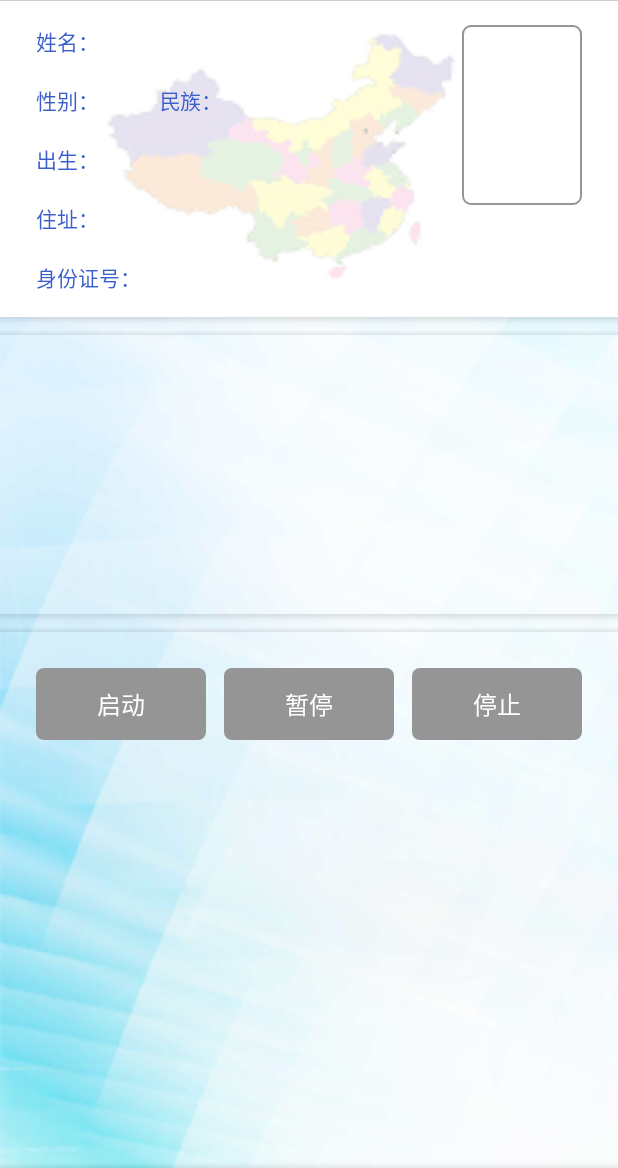
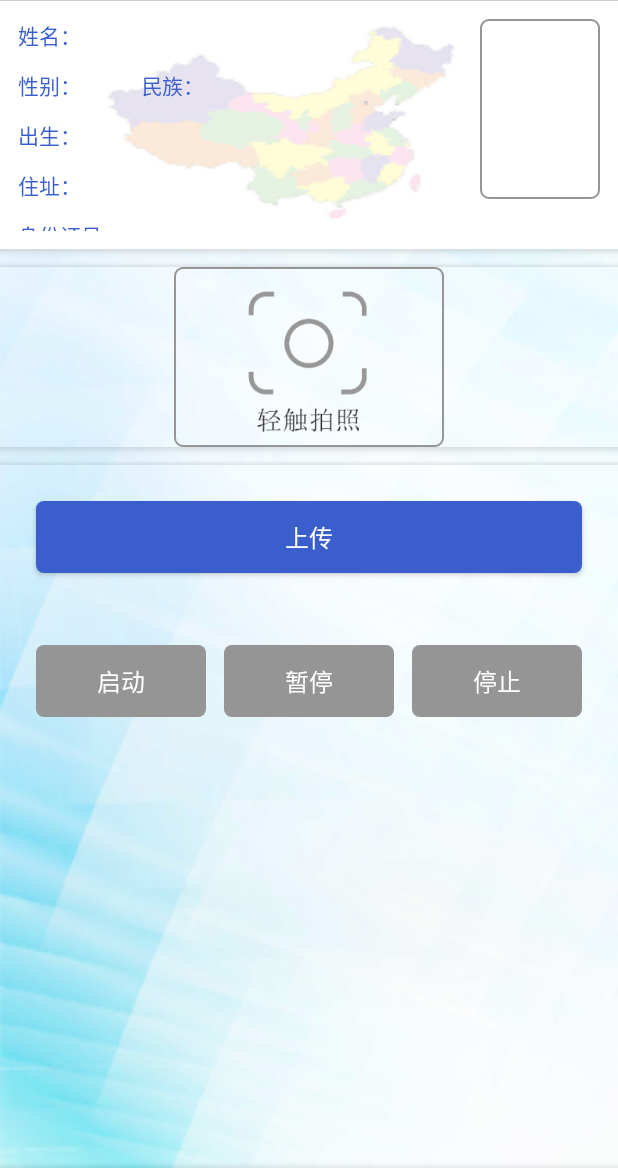
Before and after one commit to jackyflame/HouspitalScaner, an Android app: the screen it shows after launch (MainActivity), on a phone screen of 412 x 824 dp, the part 68-1236 px from its top. Run offline under Robolectric (Android 15) with nearby library versions, the phone set to English and light mode, and no system bars; our stand-ins replace RxJava, data binding; libraries missing offline, so code that uses them is left out: com.alibaba.fastjson; 6 statements that could not run were skipped.

Commit message:
更新业务，增加拍照上传功能，上传记录改为手动上传； 更新版本号；

```diff
--- a/app/src/main/java/com/jf/houspitalscaner/net/service/UserService.java
+++ b/app/src/main/java/com/jf/houspitalscaner/net/service/UserService.java
@@ -46,7 +46,9 @@ public interface UserService {
     Observable<Response<RespEntity<String>>> record(@Query(value = "name") String name, @Query(value = "idcard") String idcard
                                                     ,@Query(value = "sex") String sex, @Query(value = "birthday") String birthday
                                                     ,@Query(value = "nation") String nation, @Query(value = "address") String address
-                                                    ,@Query(value = "hospital") String hospital, @Query(value = "idcardPhotoId") String idcardPhotoId);
+                                                    ,@Query(value = "hospital") String hospital
+                                                    ,@Query(value = "idcardPhotoId") String idcardPhotoId
+                                                    ,@Query(value = "scenePhotoId") String scenePhotoId);
 
     /**
      * 上传头像
--- a/app/src/main/java/com/jf/houspitalscaner/net/worker/UserWorker.java
+++ b/app/src/main/java/com/jf/houspitalscaner/net/worker/UserWorker.java
@@ -37,12 +37,13 @@ public class UserWorker extends BaseWorker {
 
     public void record(IDInfor idInfor, ReqCallback<String> callback){
         record(idInfor.getName(),idInfor.getNum(),idInfor.getSex(),idInfor.getBirthday(),
-                idInfor.getNation(),idInfor.getAddress(),idInfor.getHospital(),idInfor.getHeaderImg(),callback);
+                idInfor.getNation(),idInfor.getAddress(),idInfor.getHospital(),idInfor.getHeaderImg(),
+                idInfor.getTakePic(),callback);
     }
 
     public void record(String name,String idcard,String sex,String birthday,String nation,
-                       String address,String hospital,String idcardPhotoId,ReqCallback<String> callback){
-        defaultCall(userService.record(name,idcard,sex,birthday,nation,address,hospital,idcardPhotoId),callback);
+                       String address,String hospital,String idcardPhotoId,String scenePhotoId,ReqCallback<String> callback){
+        defaultCall(userService.record(name,idcard,sex,birthday,nation,address,hospital,idcardPhotoId,scenePhotoId),callback);
     }
 
     public void uploadPhoto(String filePath,ReqCallback<ImageEntity> callback){
--- a/app/src/main/java/com/jf/houspitalscaner/ui/MainActivity.java
+++ b/app/src/main/java/com/jf/houspitalscaner/ui/MainActivity.java
@@ -1,6 +1,9 @@
 package com.jf.houspitalscaner.ui;
 
 import android.content.DialogInterface;
+import android.content.Intent;
+import android.graphics.Bitmap;
+import android.graphics.BitmapFactory;
 import android.os.Handler;
 import android.os.Message;
 import android.support.v7.app.AlertDialog;
@@ -9,18 +12,27 @@ import android.view.MenuItem;
 import android.widget.EditText;
 import android.widget.ImageView;
 
+import com.haozi.baselibrary.utils.BitmapUtils;
 import com.haozi.baselibrary.utils.StringUtil;
+import com.haozi.baselibrary.utils.SystemUtil;
 import com.haozi.baselibrary.utils.ViewUtils;
 import com.jf.houspitalscaner.R;
 import com.jf.houspitalscaner.databinding.ActivityMainBinding;
 import com.jf.houspitalscaner.vm.MainVM;
 import com.routon.idr.idrinterface.readcard.ReadType;
 
+import java.io.File;
+
 public class MainActivity extends BaseReadCardActivity<ActivityMainBinding,MainVM> {
 
     private ImageView headerImg;
     private Handler mHanlder;
+    private ImageView img_takepic;
     public static final int HANDLER_DISMISS = 4000;
+    /**拍摄图片*/
+    public static final int INPUT_CONTENT_TACKPIC = 1002;
+    /**添加图片*/
+    public static final int INPUT_CONTENT_ADDPIC = 1003;
 
     @Override
     protected void initView() {
@@ -30,6 +42,7 @@ public class MainActivity extends BaseReadCardActivity<ActivityMainBinding,MainV
         mButtonStop = findViewById(R.id.mButtonStop);
         mButtonStart = findViewById(R.id.mButtonStart);
         headerImg = findViewById(R.id.img_header);
+        img_takepic = mBinding.imgTakepic;
         //初始化按钮
         super.initView();
 
@@ -101,10 +114,12 @@ public class MainActivity extends BaseReadCardActivity<ActivityMainBinding,MainV
         }else{
             viewModel.setIdInfor(mBCardInfo);
         }
+        cleanPic();
     }
 
     public void cleanPic() {
         //headerImg.setImageDrawable(null);
+        img_takepic.setImageResource(R.mipmap.ic_takephoto);
     }
 
     public void postDelayDialogDissmiss() {
@@ -112,4 +127,32 @@ public class MainActivity extends BaseReadCardActivity<ActivityMainBinding,MainV
             mHanlder.sendEmptyMessageDelayed(HANDLER_DISMISS,5000);
         }
     }
+
+    @Override
+    public void onActivityResult(int requestCode, int resultCode, Intent data) {
+        //检查返回结果状态
+        if(requestCode == INPUT_CONTENT_TACKPIC || requestCode == INPUT_CONTENT_ADDPIC ){
+            //返回图片处理方式
+            if(resultCode == RESULT_OK){
+                switch (requestCode) {
+                    case INPUT_CONTENT_TACKPIC:
+                        //得到图片
+                        File pic = SystemUtil.getTakePicFile();
+                        //viewModel.uploadHeaderImage(pic);
+                        Bitmap bitmap = BitmapUtils.getScaleBitmap(pic.getPath(),800,600);
+                        img_takepic.setImageBitmap(bitmap);
+                        viewModel.uploadImage(pic);
+                        break;
+                    case INPUT_CONTENT_ADDPIC:
+                        //得到图片
+                        pic = SystemUtil.getAddPicFile(data);
+                        //viewModel.uploadHeaderImage(pic);
+                        bitmap = BitmapFactory.decodeFile(pic.getPath());
+                        img_takepic.setImageBitmap(bitmap);
+                        viewModel.uploadImage(pic);
+                        break;
+                }
+            }
+        }
+    }
 }
--- a/app/src/main/java/com/jf/houspitalscaner/vm/MainVM.java
+++ b/app/src/main/java/com/jf/houspitalscaner/vm/MainVM.java
@@ -16,6 +16,7 @@ import com.haozi.baselibrary.net.retrofit.ReqCallback;
 import com.haozi.baselibrary.utils.BitmapUtils;
 import com.haozi.baselibrary.utils.FileUtil;
 import com.haozi.baselibrary.utils.StringUtil;
+import com.haozi.baselibrary.utils.SystemUtil;
 import com.haozi.baselibrary.utils.ViewUtils;
 import com.jf.houspitalscaner.BR;
 import com.jf.houspitalscaner.R;
@@ -26,6 +27,8 @@ import com.jf.houspitalscaner.net.entity.ImageEntity;
 import com.jf.houspitalscaner.ui.MainActivity;
 import com.jf.scanerlib.ClientReadCardActivity;
 import com.routon.idr.idrinterface.readcard.BCardInfo;
+
+import java.io.File;
 
 
 /**
@@ -53,14 +56,6 @@ public class MainVM extends BaseVM<UserPresent> {
             this.idInfor = null;
         }else{
             this.idInfor = new IDInfor(idInforNew);
-//            idInfor.setName("张三");
-//            idInfor.setNum("510622198805052211");
-//            idInfor.setSex("男");
-//            idInfor.setNation("汉族");
-//            idInfor.setAddress("四川省成都市成华区将军路223号");
-//            idInfor.setBirthday("1988年8月12号");
-//            Bitmap bmp= BitmapFactory.decodeResource(activity.getResources(), R.mipmap.ic_launcher);
-//            idInfor.setBmps(bmp);
             uploadIdHeader();
         }
         notifyPropertyChanged(BR.idInfor);
@@ -75,8 +70,11 @@ public class MainVM extends BaseVM<UserPresent> {
     }
 
     public void onScanClick(View view){
-        Intent intent = new Intent(activity,ClientReadCardActivity.class);
-        activity.startActivity(intent);
+        uploadScanInfo();
+    }
+
+    public void onImageTakeClick(View view){
+        SystemUtil.takePicture(activity,activity.INPUT_CONTENT_TACKPIC);
     }
 
     public void uploadIdHeader(){
@@ -95,7 +93,7 @@ public class MainVM extends BaseVM<UserPresent> {
                 public void onNetResp(ImageEntity response) {
                     if(response != null && !StringUtil.isEmpty(response.getId()) && idInfor != null){
                         idInfor.setHeaderImg(response.getId());
-                        uploadScanInfo();
+                        //uploadScanInfo();
                     }else{
                         activity.dismissProgressDialog();
                         ViewUtils.Toast(activity,"上传身份证头像失败，请重新扫描身份证上传");
@@ -113,6 +111,10 @@ public class MainVM extends BaseVM<UserPresent> {
     private void uploadScanInfo(){
         if(idInfor == null){
             ViewUtils.Toast(activity,"请重新扫描身份证");
+            return;
+        }
+        if(StringUtil.isEmpty(idInfor.getHeaderImg())){
+            ViewUtils.Toast(activity,"上传身份证头像失败，请重新扫描身份证上传");
             return;
         }
         mPrensent.record(idInfor, new ReqCallback<String>() {
@@ -137,6 +139,28 @@ public class MainVM extends BaseVM<UserPresent> {
         });
     }
 
+    public void uploadImage(File pic) {
+        mPrensent.uploadPhoto(pic, new ReqCallback<ImageEntity>() {
+            @Override
+            public void onReqStart() {
+                activity.showProgressDialog();
+            }
+            @Override
+            public void onNetResp(ImageEntity response) {
+                activity.dismissProgressDialog();
+                if(idInfor != null && response != null){
+                    idInfor.setTakePic(response.getId());
+                }
+            }
+            @Override
+            public void onReqError(HttpEvent httpEvent) {
+                activity.dismissProgressDialog();
+                ViewUtils.Toast(activity,"上传失败："+httpEvent.getMessage());
+                activity.cleanPic();
+            }
+        });
+    }
+
     public void dismissDialog(){
         if(msgDialog != null && msgDialog.isShowing()){
             msgDialog.dismiss();
--- a/app/src/main/res/layout/activity_main.xml
+++ b/app/src/main/res/layout/activity_main.xml
@@ -21,25 +21,29 @@
             <!--身份证信息-->
             <RelativeLayout
                 android:layout_width="match_parent"
-                android:layout_height="wrap_content"
+                android:layout_height="165dp"
                 android:background="@mipmap/bg_idcard"
-                android:paddingBottom="@dimen/padding_xl"
-                android:paddingLeft="@dimen/padding_xxl"
-                android:paddingRight="@dimen/padding_xxl"
-                android:paddingTop="@dimen/padding_xl">
+                android:paddingBottom="@dimen/padding_l"
+                android:paddingLeft="@dimen/padding_l"
+                android:paddingRight="@dimen/padding_l"
+                android:paddingTop="@dimen/padding_l">
 
                 <!--姓名-->
                 <TextView
                     android:id="@+id/txv_lable_name"
                     style="@style/lab_title_blue"
                     android:layout_alignParentLeft="true"
-                    android:text="@string/lable_name" />
+                    android:text="@string/lable_name"
+                    android:layout_width="wrap_content"
+                    android:layout_height="wrap_content" />
 
                 <TextView
                     style="@style/lab_value_black"
                     android:layout_alignBaseline="@+id/txv_lable_name"
-                    android:layout_toRightOf="@+id/txv_lable_name"
-                    android:text="@{viewModel.idInfor.name}" />
+                    android:layout_toEndOf="@+id/txv_lable_name"
+                    android:text="@{viewModel.idInfor.name}"
+                    android:layout_width="wrap_content"
+                    android:layout_height="wrap_content" />
 
                 <!--头像-->
                 <ImageView
@@ -57,15 +61,19 @@
                     style="@style/lab_title_blue"
                     android:layout_alignParentLeft="true"
                     android:layout_below="@+id/txv_lable_name"
-                    android:layout_marginTop="@dimen/idcard_row_pading"
-                    android:text="@string/lable_sex" />
+                    android:layout_marginTop="@dimen/padding_l"
+                    android:text="@string/lable_sex"
+                    android:layout_width="wrap_content"
+                    android:layout_height="wrap_content" />
 
                 <TextView
                     android:id="@+id/txv_sex"
                     style="@style/lab_value_black"
                     android:layout_alignBaseline="@+id/txv_lable_sex"
-                    android:layout_toRightOf="@+id/txv_lable_sex"
-                    android:text="@{viewModel.idInfor.sex}" />
+                    android:layout_toEndOf="@+id/txv_lable_sex"
+                    android:text="@{viewModel.idInfor.sex}"
+                    android:layout_width="wrap_content"
+                    android:layout_height="wrap_content" />
 
                 <!--民族-->
                 <TextView
@@ -74,14 +82,18 @@
                     android:layout_alignBaseline="@+id/txv_lable_sex"
                     android:layout_marginLeft="40dp"
                     android:layout_toRightOf="@+id/txv_sex"
-                    android:text="@string/lable_nation" />
+                    android:text="@string/lable_nation"
+                    android:layout_width="wrap_content"
+                    android:layout_height="wrap_content" />
 
                 <TextView
                     android:id="@+id/txv_nation"
                     style="@style/lab_value_black"
                     android:layout_alignBaseline="@+id/txv_lable_nation"
-                    android:layout_toRightOf="@+id/txv_lable_nation"
-                    android:text="@{viewModel.idInfor.nation}" />
+                    android:text="@{viewModel.idInfor.nation}"
+                    android:layout_toEndOf="@+id/txv_lable_nation"
+                    android:layout_width="wrap_content"
+                    android:layout_height="wrap_content" />
 
                 <!--出生-->
                 <TextView
@@ -89,14 +101,18 @@
                     style="@style/lab_title_blue"
                     android:layout_alignParentLeft="true"
                     android:layout_below="@+id/txv_lable_sex"
-                    android:layout_marginTop="@dimen/idcard_row_pading"
-                    android:text="@string/lable_born" />
+                    android:layout_marginTop="@dimen/padding_l"
+                    android:text="@string/lable_born"
+                    android:layout_width="wrap_content"
+                    android:layout_height="wrap_content" />
 
                 <TextView
                     style="@style/lab_value_black"
                     android:layout_alignBaseline="@+id/txv_lable_born"
-                    android:layout_toRightOf="@+id/txv_lable_born"
-                    android:text="@{viewModel.idInfor.birthday}" />
+                    android:layout_toEndOf="@+id/txv_lable_born"
+                    android:text="@{viewModel.idInfor.birthday}"
+                    android:layout_width="wrap_content"
+                    android:layout_height="wrap_content" />
 
                 <!--住址-->
                 <LinearLayout
@@ -104,46 +120,45 @@
                     android:layout_alignParentLeft="true"
                     android:layout_below="@+id/txv_lable_born"
                     android:layout_marginRight="@dimen/padding_m"
-                    android:layout_marginTop="@dimen/idcard_row_pading"
-                    android:layout_toLeftOf="@+id/img_header"
+                    android:layout_marginTop="@dimen/padding_l"
+                    android:layout_toStartOf="@+id/img_header"
                     android:layout_width="wrap_content"
                     android:layout_height="wrap_content">
 
                     <TextView
                         android:id="@+id/txv_lable_address"
                         style="@style/lab_title_blue"
-                        android:text="@string/lable_address" />
+                        android:text="@string/lable_address"
+                        android:layout_width="wrap_content"
+                        android:layout_height="wrap_content" />
 
                     <TextView
                         android:id="@+id/txv_address"
                         style="@style/lab_value_black"
-                        android:text="@{viewModel.idInfor.address}" />
+                        android:text="@{viewModel.idInfor.address}"
+                        android:layout_width="wrap_content"
+                        android:layout_height="wrap_content" />
 
                 </LinearLayout>
-
 
                 <!--身份证-->
                 <TextView
                     android:id="@+id/txv_lable_idnum"
                     style="@style/lab_title_blue"
-                    android:layout_alignParentLeft="true"
+                    android:layout_alignParentStart="true"
                     android:layout_below="@+id/lin_address"
-                    android:layout_marginTop="@dimen/idcard_row_pading"
-                    android:text="@string/lable_idnum" />
+                    android:layout_marginTop="@dimen/padding_l"
+                    android:text="@string/lable_idnum"
+                    android:layout_width="wrap_content"
+                    android:layout_height="wrap_content" />
 
                 <TextView
                     style="@style/lab_value_black"
                     android:layout_alignBaseline="@+id/txv_lable_idnum"
-                    android:layout_toRightOf="@+id/txv_lable_idnum"
-                    android:text="@{viewModel.idInfor.num}" />
-
-                <ImageView
+                    android:layout_toEndOf="@+id/txv_lable_idnum"
+                    android:text="@{viewModel.idInfor.num}"
                     android:layout_width="wrap_content"
-                    android:layout_height="wrap_content"
-                    android:layout_alignParentRight="true"
-                    android:visibility="gone"
-                    android:layout_alignBottom="@+id/txv_lable_idnum"
-                    android:src="@mipmap/ic_check_unregiter" />
+                    android:layout_height="wrap_content" />
 
             </RelativeLayout>
 
@@ -152,97 +167,31 @@
                 android:layout_height="@dimen/padding_l"
                 android:background="@mipmap/bg_trans_diver"/>
 
-            <RelativeLayout
-                android:visibility="invisible"
+            <LinearLayout
+                android:visibility="visible"
                 android:layout_width="match_parent"
-                android:layout_height="wrap_content">
+                android:layout_height="wrap_content"
+                android:gravity="center"
+                android:orientation="vertical">
 
-                <ImageView
-                    android:layout_width="100dp"
-                    android:layout_height="100dp"
-                    android:src="@mipmap/bg_trans_jinghui"
-                    android:layout_centerVertical="true"
-                    android:layout_marginRight="@dimen/padding_xxl"
-                    android:layout_alignParentRight="true"/>
+                <RelativeLayout
+                    android:layout_width="180dp"
+                    android:layout_height="120dp"
+                    android:background="@drawable/bg_border_gray_5">
 
-                <LinearLayout
-                    android:layout_width="match_parent"
-                    android:layout_height="wrap_content"
-                    android:orientation="vertical"
-                    android:paddingTop="@dimen/padding_l"
-                    android:paddingBottom="@dimen/padding_l" >
+                    <ImageView
+                        android:id="@+id/img_takepic"
+                        android:onClick="@{viewModel.onImageTakeClick}"
+                        android:layout_width="match_parent"
+                        android:layout_height="match_parent"
+                        android:src="@mipmap/ic_takephoto"
+                        android:layout_centerVertical="true"
+                        android:layout_alignParentRight="true" />
 
-                    <LinearLayout
-                        android:background="@color/translucent_5_black"
-                        android:paddingTop="@dimen/padding_m"
-                        android:paddingBottom="@dimen/padding_m"
-                        android:layout_height="wrap_content"
-                        style="@style/info_row">
+                </RelativeLayout>
 
-                        <TextView
-                            style="@style/lab_title_blue3"
-                            android:textStyle="bold"
-                            android:textSize="@dimen/text_l"
-                            android:text="加油卡号："/>
 
-                        <TextView
-                            android:layout_width="match_parent"
-                            android:layout_height="wrap_content"
-                            android:textColor="@color/text_blue"
-                            android:textStyle="bold"
-                            android:textSize="@dimen/text_l"
-                            android:text="CA00231"/>
-
-                    </LinearLayout>
-
-                    <LinearLayout
-                        style="@style/info_row">
-
-                        <TextView
-                            style="@style/lab_title_blue3"
-                            android:text="车辆类型："/>
-
-                        <TextView
-                            android:layout_width="match_parent"
-                            android:layout_height="wrap_content"
-                            android:text="摩托车"
-                            android:paddingRight="@dimen/padding_xl"/>
-
-                    </LinearLayout>
-
-                    <LinearLayout
-                        style="@style/info_row">
-
-                        <TextView
-                            style="@style/lab_title_blue3"
-                            android:text="车牌号："/>
-
-                        <TextView
-                            android:layout_width="wrap_content"
-                            android:layout_height="wrap_content"
-                            android:drawablePadding="@dimen/padding_s"
-                            android:text="川A123456"/>
-
-                    </LinearLayout>
-
-                    <LinearLayout
-                        style="@style/info_row">
-
-                        <TextView
-                            style="@style/lab_title_blue3"
-                            android:text="行驶证号："/>
-
-                        <TextView
-                            android:layout_width="wrap_content"
-                            android:layout_height="wrap_content"
-                            android:drawablePadding="@dimen/padding_s"
-                            android:text="51055668899545"/>
-
-                    </LinearLayout>
-
-                </LinearLayout>
-
-            </RelativeLayout>
+            </LinearLayout>
 
             <TextView
                 android:layout_width="match_parent"
@@ -255,8 +204,8 @@
             android:layout_width="match_parent"
             android:layout_height="wrap_content"
             android:layout_margin="@dimen/padding_xxl"
-            android:visibility="gone"
-            android:text="扫描"
+            android:visibility="visible"
+            android:text="上传"
             android:textSize="@dimen/text_l"
             android:textColor="@color/white"
             android:onClick="@{viewModel.onScanClick}"
--- a/baselibrary/src/main/java/com/haozi/baselibrary/utils/SystemUtil.java
+++ b/baselibrary/src/main/java/com/haozi/baselibrary/utils/SystemUtil.java
@@ -183,7 +183,7 @@ public class SystemUtil {
 			dir.mkdirs();
 		}
 		//拍照路径设置
-		takePicFile = new File(FileUtil.PROJECT_IMAGE_DIR, System.nanoTime() + ".jpg");
+		takePicFile = new File(FileUtil.PROJECT_IMAGE_DIR, "take_tmp.jpg");
 		try {
 			takePicFile.createNewFile();
 			Intent intent = new Intent(MediaStore.ACTION_IMAGE_CAPTURE);
--- a/scanerlib/build.gradle
+++ b/scanerlib/build.gradle
@@ -9,7 +9,7 @@ android {
         minSdkVersion rootProject.ext.minSdkVersion
         targetSdkVersion rootProject.ext.targetSdkVersion
         versionCode 1
-        versionName "1.0"
+        versionName "1.1"
 
         testInstrumentationRunner "android.support.test.runner.AndroidJUnitRunner"
 
```
Also changed, not shown: config.gradle (+4 -4 lines), app/src/main/res/mipmap-xhdpi/ic_takephoto.png (added).
